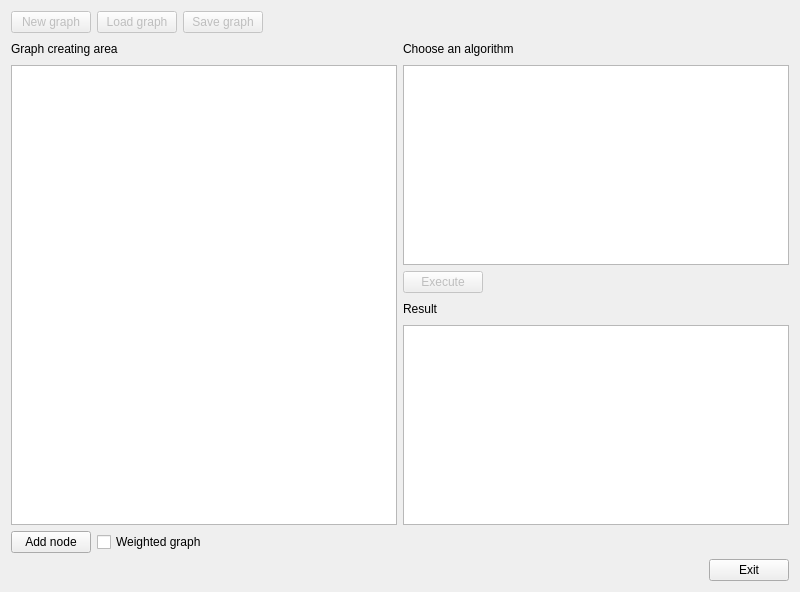
Above: Forms/mainmenu.ui from ajzenhamernikola/GiA before the change. Below: the same form after it.
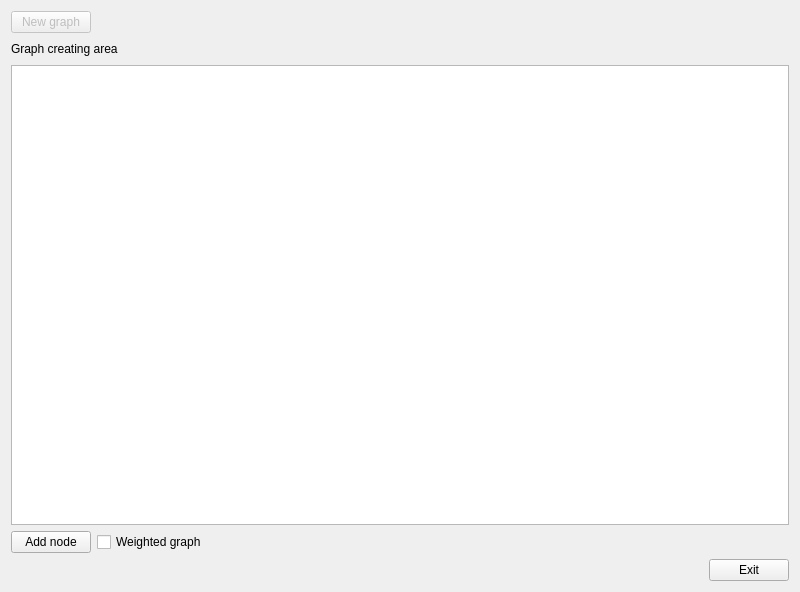
That is the form after the change.

```diff
--- a/Forms/mainmenu.ui
+++ b/Forms/mainmenu.ui
@@ -32,26 +32,6 @@
        </property>
       </widget>
      </item>
-     <item>
-      <widget class="QPushButton" name="pb_load">
-       <property name="enabled">
-        <bool>false</bool>
-       </property>
-       <property name="text">
-        <string>Load graph</string>
-       </property>
-      </widget>
-     </item>
-     <item>
-      <widget class="QPushButton" name="pb_save">
-       <property name="enabled">
-        <bool>false</bool>
-       </property>
-       <property name="text">
-        <string>Save graph</string>
-       </property>
-      </widget>
-     </item>
      <item>
       <spacer name="horizontalSpacer">
        <property name="orientation">
@@ -107,108 +87,6 @@
        </item>
       </layout>
      </item>
-     <item>
-      <layout class="QVBoxLayout" name="verticalLayout">
-       <item>
-        <layout class="QHBoxLayout" name="horizontalLayout_3">
-         <item>
-          <widget class="QLabel" name="label">
-           <property name="text">
-            <string>Choose an algorithm</string>
-           </property>
-          </widget>
-         </item>
-         <item>
-          <spacer name="horizontalSpacer_3">
-           <property name="orientation">
-            <enum>Qt::Horizontal</enum>
-           </property>
-           <property name="sizeHint" stdset="0">
-            <size>
-             <width>40</width>
-             <height>20</height>
-            </size>
-           </property>
-          </spacer>
-         </item>
-        </layout>
-       </item>
-       <item>
-        <widget class="QListView" name="lv_algorithms">
-         <property name="minimumSize">
-          <size>
-           <width>300</width>
-           <height>150</height>
-          </size>
-         </property>
-         <property name="viewMode">
-          <enum>QListView::IconMode</enum>
-         </property>
-        </widget>
-       </item>
-       <item>
-        <layout class="QHBoxLayout" name="horizontalLayout_2">
-         <item>
-          <widget class="QPushButton" name="pb_execute">
-           <property name="enabled">
-            <bool>false</bool>
-           </property>
-           <property name="text">
-            <string>Execute</string>
-           </property>
-          </widget>
-         </item>
-         <item>
-          <spacer name="horizontalSpacer_6">
-           <property name="orientation">
-            <enum>Qt::Horizontal</enum>
-           </property>
-           <property name="sizeHint" stdset="0">
-            <size>
-             <width>40</width>
-             <height>20</height>
-            </size>
-           </property>
-          </spacer>
-         </item>
-        </layout>
-       </item>
-       <item>
-        <layout class="QHBoxLayout" name="horizontalLayout_8">
-         <item>
-          <widget class="QLabel" name="label_3">
-           <property name="text">
-            <string>Result</string>
-           </property>
-          </widget>
-         </item>
-         <item>
-          <spacer name="horizontalSpacer_7">
-           <property name="orientation">
-            <enum>Qt::Horizontal</enum>
-           </property>
-           <property name="sizeHint" stdset="0">
-            <size>
-             <width>40</width>
-             <height>20</height>
-            </size>
-           </property>
-          </spacer>
-         </item>
-        </layout>
-       </item>
-       <item>
-        <widget class="QTextEdit" name="te_result">
-         <property name="minimumSize">
-          <size>
-           <width>300</width>
-           <height>150</height>
-          </size>
-         </property>
-        </widget>
-       </item>
-      </layout>
-     </item>
     </layout>
    </item>
    <item>
```
